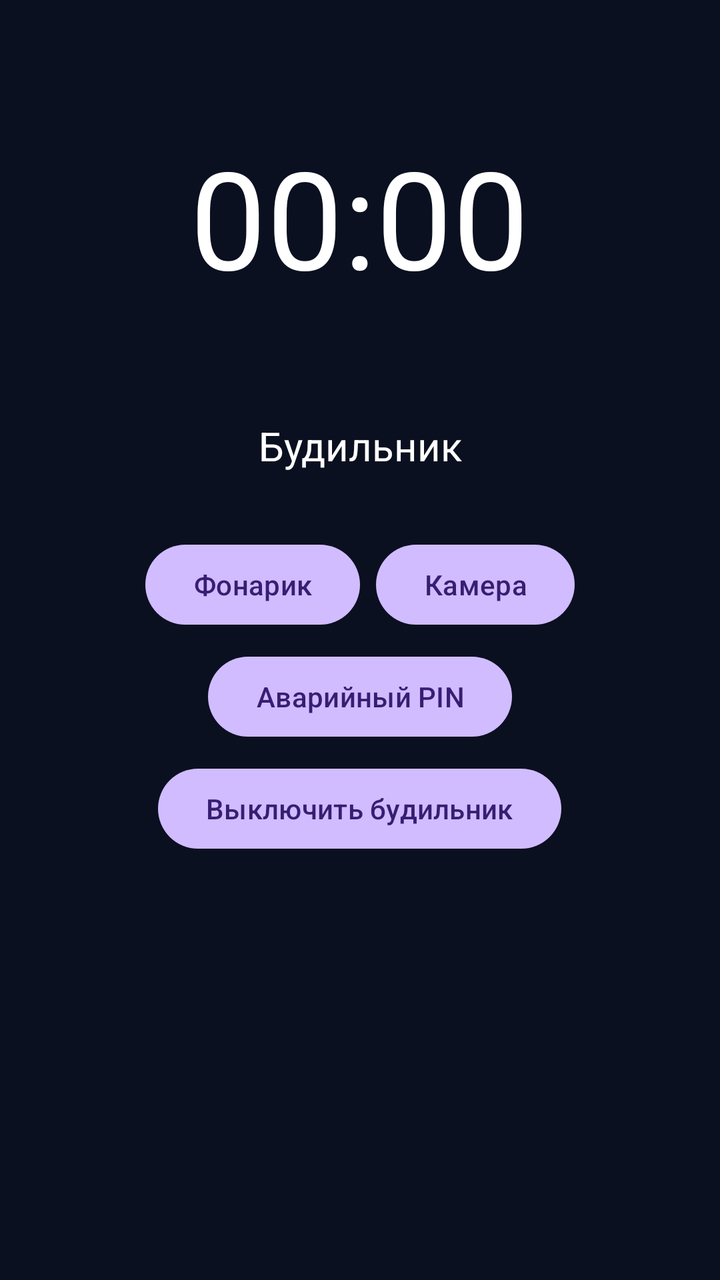
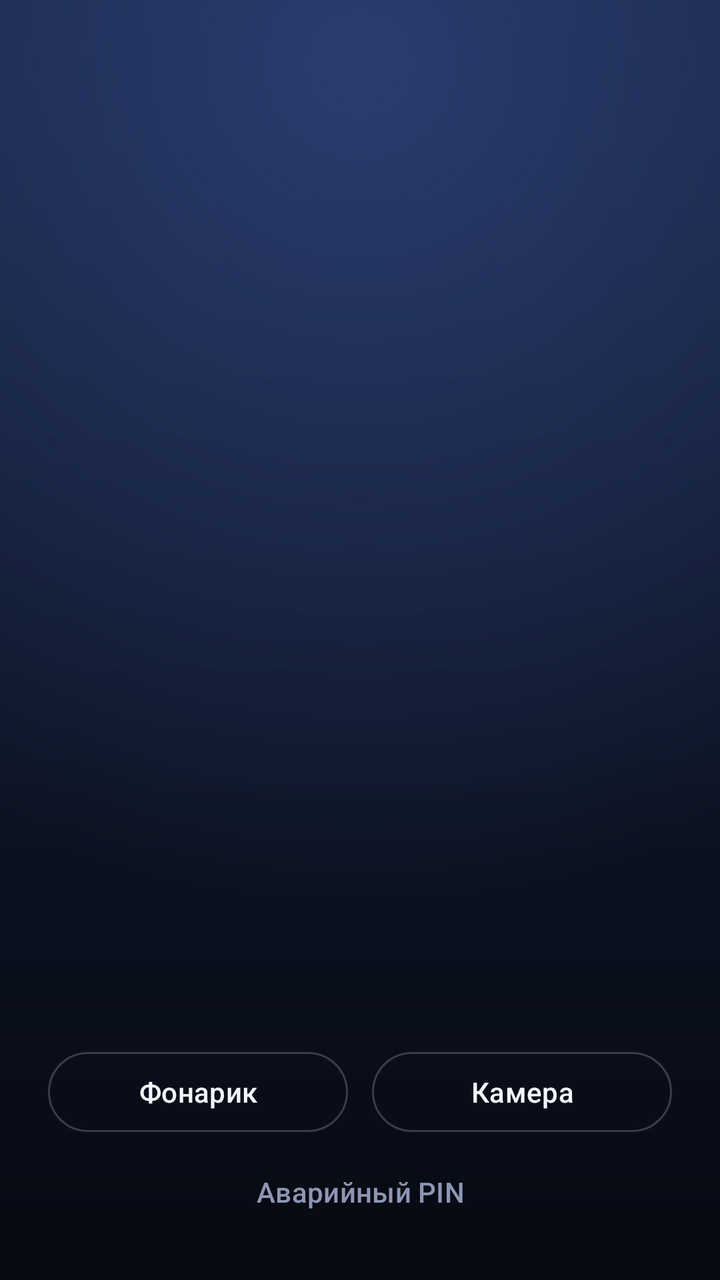

An Android layout rendered at two revisions. The XML below is the earlier revision; the diff shows what the commit changed to produce the second picture.
<!-- AndroidManifest.xml: activity theme Theme.AdvancedAlarm.Lock -->
<!-- res/layout/activity_lock.xml -->
<?xml version="1.0" encoding="utf-8"?>
<ScrollView xmlns:android="http://schemas.android.com/apk/res/android"
    android:layout_width="match_parent"
    android:layout_height="match_parent"
    android:background="@color/lock_background"
    android:fillViewport="true">

    <LinearLayout
        android:layout_width="match_parent"
        android:layout_height="wrap_content"
        android:gravity="center_horizontal"
        android:orientation="vertical"
        android:padding="24dp">

        <TextView
            android:id="@+id/clockText"
            style="@style/LockClock"
            android:layout_width="wrap_content"
            android:layout_height="wrap_content"
            android:layout_marginTop="48dp"
            android:text="00:00" />

        <TextView
            android:id="@+id/dateText"
            style="@style/LockDim"
            android:layout_width="wrap_content"
            android:layout_height="wrap_content"
            android:layout_marginTop="4dp" />

        <TextView
            android:id="@+id/statusText"
            style="@style/LockBody"
            android:layout_width="match_parent"
            android:layout_height="wrap_content"
            android:layout_marginTop="32dp"
            android:gravity="center"
            android:text="@string/lock_alarm" />

        <TextView
            android:id="@+id/countdownText"
            style="@style/LockClock"
            android:layout_width="wrap_content"
            android:layout_height="wrap_content"
            android:layout_marginTop="8dp"
            android:textSize="40sp"
            android:visibility="gone" />

        <LinearLayout
            android:layout_width="wrap_content"
            android:layout_height="wrap_content"
            android:layout_marginTop="32dp"
            android:orientation="horizontal">

            <Button
                android:id="@+id/torchButton"
                android:layout_width="wrap_content"
                android:layout_height="wrap_content"
                android:layout_marginEnd="8dp"
                android:text="@string/action_torch_on" />

            <Button
                android:id="@+id/cameraButton"
                android:layout_width="wrap_content"
                android:layout_height="wrap_content"
                android:text="@string/action_camera" />
        </LinearLayout>

        <Button
            android:id="@+id/emergencyButton"
            android:layout_width="wrap_content"
            android:layout_height="wrap_content"
            android:layout_marginTop="8dp"
            android:text="@string/action_emergency_pin" />

        <LinearLayout
            android:id="@+id/actionRow"
            android:layout_width="wrap_content"
            android:layout_height="wrap_content"
            android:layout_marginTop="8dp"
            android:orientation="horizontal">

            <Button
                android:id="@+id/stopButton"
                android:layout_width="wrap_content"
                android:layout_height="wrap_content"
                android:text="@string/action_stop_alarm" />

            <Button
                android:id="@+id/snoozeButton"
                android:layout_width="wrap_content"
                android:layout_height="wrap_content"
                android:layout_marginStart="8dp"
                android:text="@string/action_snooze_short"
                android:visibility="gone" />
        </LinearLayout>

        <LinearLayout
            android:id="@+id/quizContainer"
            android:layout_width="match_parent"
            android:layout_height="wrap_content"
            android:layout_marginTop="24dp"
            android:orientation="vertical"
            android:visibility="gone">

            <TextView
                android:id="@+id/quizProgress"
                style="@style/LockDim"
                android:layout_width="match_parent"
                android:layout_height="wrap_content"
                android:gravity="center" />

            <TextView
                android:id="@+id/quizProblem"
                style="@style/LockBody"
                android:layout_width="match_parent"
                android:layout_height="wrap_content"
                android:layout_marginTop="16dp"
                android:gravity="center"
                android:textSize="28sp" />

            <LinearLayout
                android:id="@+id/quizInputs"
                android:layout_width="match_parent"
                android:layout_height="wrap_content"
                android:layout_marginTop="12dp"
                android:orientation="vertical" />

            <Button
                android:id="@+id/quizCheckButton"
                android:layout_width="wrap_content"
                android:layout_height="wrap_content"
                android:layout_gravity="center_horizontal"
                android:layout_marginTop="16dp"
                android:text="@string/quiz_check" />

            <TextView
                android:id="@+id/quizHint"
                style="@style/LockDim"
                android:layout_width="match_parent"
                android:layout_height="wrap_content"
                android:gravity="center"
                android:layout_marginTop="8dp" />
        </LinearLayout>
    </LinearLayout>
</ScrollView>
<!-- resources referenced by this layout -->
<resources>
  <color name="lock_background">#0B1020</color>
  <string name="action_camera">Камера</string>
  <string name="action_emergency_pin">Аварийный PIN</string>
  <string name="action_snooze_short">Перенести</string>
  <string name="action_stop_alarm">Выключить будильник</string>
  <string name="action_torch_on">Фонарик</string>
  <string name="lock_alarm">Будильник</string>
  <string name="quiz_check">Проверить</string>
  <style name="LockBody">
          <item name="android:textSize">20sp</item>
          <item name="android:textColor">@color/lock_text</item>
      </style>
  <style name="LockClock">
          <item name="android:textSize">68sp</item>
          <item name="android:textColor">@color/lock_text</item>
          <item name="android:includeFontPadding">false</item>
      </style>
  <style name="LockDim">
          <item name="android:textSize">16sp</item>
          <item name="android:textColor">@color/lock_text_dim</item>
      </style>
  <style name="Theme.AdvancedAlarm.Lock" parent="Theme.Material3.Dark.NoActionBar">
          <item name="android:windowBackground">@color/lock_background</item>
          <item name="android:statusBarColor">@android:color/transparent</item>
          <item name="android:navigationBarColor">@android:color/transparent</item>
          <item name="android:windowShowWallpaper">false</item>
      </style>
  <color name="lock_text">#FFFFFFFF</color>
  <color name="lock_text_dim">#FF8892B0</color>
</resources>

<!-- the commit's change to res/layout/activity_lock.xml (unified diff, before → after) -->
@@ -1,145 +1,192 @@
 <?xml version="1.0" encoding="utf-8"?>
-<ScrollView xmlns:android="http://schemas.android.com/apk/res/android"
+<FrameLayout xmlns:android="http://schemas.android.com/apk/res/android"
+    xmlns:app="http://schemas.android.com/apk/res-auto"
+    android:id="@+id/root"
     android:layout_width="match_parent"
     android:layout_height="match_parent"
-    android:background="@color/lock_background"
-    android:fillViewport="true">
+    android:background="@drawable/bg_lock_gradient">
 
     <LinearLayout
         android:layout_width="match_parent"
-        android:layout_height="wrap_content"
+        android:layout_height="match_parent"
         android:gravity="center_horizontal"
         android:orientation="vertical"
-        android:padding="24dp">
+        android:paddingStart="24dp"
+        android:paddingTop="16dp"
+        android:paddingEnd="24dp"
+        android:paddingBottom="20dp">
 
-        <TextView
-            android:id="@+id/clockText"
-            style="@style/LockClock"
-            android:layout_width="wrap_content"
-            android:layout_height="wrap_content"
-            android:layout_marginTop="48dp"
-            android:text="00:00" />
+        <ScrollView
+            android:layout_width="match_parent"
+            android:layout_height="0dp"
+            android:layout_weight="1"
+            android:clipToPadding="false"
+            android:fillViewport="true"
+            android:scrollbars="none">
 
-        <TextView
-            android:id="@+id/dateText"
-            style="@style/LockDim"
-            android:layout_width="wrap_content"
-            android:layout_height="wrap_content"
-            android:layout_marginTop="4dp" />
+            <LinearLayout
+                android:layout_width="match_parent"
+                android:layout_height="wrap_content"
+                android:gravity="center_horizontal|center_vertical"
+                android:orientation="vertical"
+                android:paddingTop="24dp">
 
-        <TextView
-            android:id="@+id/statusText"
-            style="@style/LockBody"
+                <TextView
+                    android:id="@+id/clockText"
+                    style="@style/TextAppearance.AdvancedAlarm.LockClock"
+                    android:layout_width="wrap_content"
+                    android:layout_height="wrap_content" />
+
+                <TextView
+                    android:id="@+id/dateText"
+                    android:layout_width="wrap_content"
+                    android:layout_height="wrap_content"
+                    android:layout_marginTop="2dp"
+                    android:textAppearance="?attr/textAppearanceTitleMedium"
+                    android:textColor="@color/lock_text_dim" />
+
+                <TextView
+                    android:id="@+id/statusText"
+                    style="@style/TextAppearance.AdvancedAlarm.LockStatus"
+                    android:layout_width="wrap_content"
+                    android:layout_height="wrap_content"
+                    android:layout_marginTop="28dp"
+                    android:gravity="center" />
+
+                <TextView
+                    android:id="@+id/countdownText"
+                    android:layout_width="wrap_content"
+                    android:layout_height="wrap_content"
+                    android:layout_marginTop="6dp"
+                    android:textAppearance="?attr/textAppearanceBodyLarge"
+                    android:textColor="@color/lock_text_dim" />
+
+                <com.google.android.material.card.MaterialCardView
+                    android:id="@+id/quizContainer"
+                    android:layout_width="match_parent"
+                    android:layout_height="wrap_content"
+                    android:layout_marginTop="24dp"
+                    android:visibility="gone"
+                    app:cardBackgroundColor="@color/lock_surface"
+                    app:cardCornerRadius="24dp"
+                    app:cardElevation="0dp"
+                    app:strokeColor="#22FFFFFF"
+                    app:strokeWidth="1dp">
+
+                    <LinearLayout
+                        android:layout_width="match_parent"
+                        android:layout_height="wrap_content"
+                        android:orientation="vertical"
+                        android:padding="20dp">
+
+                        <TextView
+                            android:id="@+id/quizProgress"
+                            android:layout_width="wrap_content"
+                            android:layout_height="wrap_content"
+                            android:textAppearance="?attr/textAppearanceLabelLarge"
+                            android:textColor="@color/lock_text_dim" />
+
+                        <TextView
+                            android:id="@+id/quizProblem"
+                            android:layout_width="match_parent"
+                            android:layout_height="wrap_content"
+                            android:layout_marginTop="10dp"
+                            android:lineSpacingExtra="4dp"
+                            android:textAppearance="?attr/textAppearanceHeadlineSmall"
+                            android:textColor="@color/lock_text" />
+
+                        <LinearLayout
+                            android:id="@+id/quizInputs"
+                            android:layout_width="match_parent"
+                            android:layout_height="wrap_content"
+                            android:layout_marginTop="6dp"
+                            android:orientation="vertical" />
+
+                        <TextView
+                            android:id="@+id/quizHint"
+                            android:layout_width="wrap_content"
+                            android:layout_height="wrap_content"
+                            android:layout_marginTop="12dp"
+                            android:textAppearance="?attr/textAppearanceBodyMedium"
+                            android:textColor="@color/lock_accent" />
+
+                        <com.google.android.material.button.MaterialButton
+                            android:id="@+id/quizCheckButton"
+                            style="@style/Widget.Material3.Button"
+                            android:layout_width="match_parent"
+                            android:layout_height="54dp"
+                            android:layout_marginTop="16dp"
+                            android:text="@string/quiz_check"
+                            android:textAppearance="?attr/textAppearanceTitleMedium" />
+                    </LinearLayout>
+                </com.google.android.material.card.MaterialCardView>
+            </LinearLayout>
+        </ScrollView>
+
+        <LinearLayout
             android:layout_width="match_parent"
             android:layout_height="wrap_content"
-            android:layout_marginTop="32dp"
-            android:gravity="center"
-            android:text="@string/lock_alarm" />
-
-        <TextView
-            android:id="@+id/countdownText"
-            style="@style/LockClock"
-            android:layout_width="wrap_content"
-            android:layout_height="wrap_content"
-            android:layout_marginTop="8dp"
-            android:textSize="40sp"
-            android:visibility="gone" />
-
-        <LinearLayout
-            android:layout_width="wrap_content"
-            android:layout_height="wrap_content"
-            android:layout_marginTop="32dp"
+            android:layout_marginTop="12dp"
             android:orientation="horizontal">
 
-            <Button
+            <com.google.android.material.button.MaterialButton
                 android:id="@+id/torchButton"
-                android:layout_width="wrap_content"
-                android:layout_height="wrap_content"
-                android:layout_marginEnd="8dp"
-                android:text="@string/action_torch_on" />
+                style="@style/Widget.Material3.Button.OutlinedButton"
+                android:layout_width="0dp"
+                android:layout_height="48dp"
+                android:layout_marginEnd="6dp"
+                android:layout_weight="1"
+                android:text="@string/action_torch_on"
+                android:textColor="@color/lock_text"
+                app:strokeColor="#33FFFFFF" />
 
-            <Button
+            <com.google.android.material.button.MaterialButton
                 android:id="@+id/cameraButton"
-                android:layout_width="wrap_content"
-                android:layout_height="wrap_content"
-                android:text="@string/action_camera" />
+                style="@style/Widget.Material3.Button.OutlinedButton"
+                android:layout_width="0dp"
+                android:layout_height="48dp"
+                android:layout_marginStart="6dp"
+                android:layout_weight="1"
+                android:text="@string/action_camera"
+                android:textColor="@color/lock_text"
+                app:strokeColor="#33FFFFFF" />
         </LinearLayout>
-
-        <Button
-            android:id="@+id/emergencyButton"
-            android:layout_width="wrap_content"
-            android:layout_height="wrap_content"
-            android:layout_marginTop="8dp"
-            android:text="@string/action_emergency_pin" />
 
         <LinearLayout
             android:id="@+id/actionRow"
+            android:layout_width="match_parent"
+            android:layout_height="wrap_content"
+            android:layout_marginTop="10dp"
+            android:orientation="horizontal"
+            android:visibility="gone">
+
+            <com.google.android.material.button.MaterialButton
+                android:id="@+id/stopButton"
+                style="@style/Widget.Material3.Button"
+                android:layout_width="0dp"
+                android:layout_height="62dp"
+                android:layout_weight="1"
+                android:text="@string/action_stop_alarm"
+                android:textAppearance="?attr/textAppearanceTitleMedium" />
+
+            <com.google.android.material.button.MaterialButton
+                android:id="@+id/snoozeButton"
+                style="@style/Widget.Material3.Button.TonalButton"
+                android:layout_width="0dp"
+                android:layout_height="62dp"
+                android:layout_marginStart="12dp"
+                android:layout_weight="1"
+                android:text="@string/action_snooze_short"
+                android:textAppearance="?attr/textAppearanceTitleMedium" />
+        </LinearLayout>
+
+        <com.google.android.material.button.MaterialButton
+            android:id="@+id/emergencyButton"
+            style="@style/Widget.Material3.Button.TextButton"
             android:layout_width="wrap_content"
             android:layout_height="wrap_content"
-            android:layout_marginTop="8dp"
-            android:orientation="horizontal">
-
-            <Button
-                android:id="@+id/stopButton"
-                android:layout_width="wrap_content"
-                android:layout_height="wrap_content"
-                android:text="@string/action_stop_alarm" />
-
-            <Button
-                android:id="@+id/snoozeButton"
-                android:layout_width="wrap_content"
-                android:layout_height="wrap_content"
-                android:layout_marginStart="8dp"
-                android:text="@string/action_snooze_short"
-                android:visibility="gone" />
-        </LinearLayout>
-
-        <LinearLayout
-            android:id="@+id/quizContainer"
-            android:layout_width="match_parent"
-            android:layout_height="wrap_content"
-            android:layout_marginTop="24dp"
-            android:orientation="vertical"
-            android:visibility="gone">
-
-            <TextView
-                android:id="@+id/quizProgress"
-                style="@style/LockDim"
-                android:layout_width="match_parent"
-                android:layout_height="wrap_content"
-                android:gravity="center" />
-
-            <TextView
-                android:id="@+id/quizProblem"
-                style="@style/LockBody"
-                android:layout_width="match_parent"
-                android:layout_height="wrap_content"
-                android:layout_marginTop="16dp"
-                android:gravity="center"
-                android:textSize="28sp" />
-
-            <LinearLayout
-                android:id="@+id/quizInputs"
-                android:layout_width="match_parent"
-                android:layout_height="wrap_content"
-                android:layout_marginTop="12dp"
-                android:orientation="vertical" />
-
-            <Button
-                android:id="@+id/quizCheckButton"
-                android:layout_width="wrap_content"
-                android:layout_height="wrap_content"
-                android:layout_gravity="center_horizontal"
-                android:layout_marginTop="16dp"
-                android:text="@string/quiz_check" />
-
-            <TextView
-                android:id="@+id/quizHint"
-                style="@style/LockDim"
-                android:layout_width="match_parent"
-                android:layout_height="wrap_content"
-                android:gravity="center"
-                android:layout_marginTop="8dp" />
-        </LinearLayout>
+            android:layout_marginTop="2dp"
+            android:text="@string/action_emergency_pin"
+            android:textColor="@color/lock_text_dim" />
     </LinearLayout>
-</ScrollView>
+</FrameLayout>
<!-- resource entries referenced after the edit -->
@@ -1,33 +1,73 @@
 <!-- resources referenced by this layout -->
 <resources>
-  <color name="lock_background">#0B1020</color>
+  <color name="lock_accent">#8FA8FF</color>
+  <color name="lock_surface">#151B2B</color>
+  <color name="lock_background">#070A12</color>
+  <color name="lock_background_glow">#2A3C6E</color>
+  <color name="lock_surface_high">#232C44</color>
+  <color name="lock_error">#FF8A8A</color>
   <string name="action_camera">Камера</string>
   <string name="action_emergency_pin">Аварийный PIN</string>
   <string name="action_snooze_short">Перенести</string>
   <string name="action_stop_alarm">Выключить будильник</string>
   <string name="action_torch_on">Фонарик</string>
-  <string name="lock_alarm">Будильник</string>
   <string name="quiz_check">Проверить</string>
-  <style name="LockBody">
-          <item name="android:textSize">20sp</item>
-          <item name="android:textColor">@color/lock_text</item>
-      </style>
-  <style name="LockClock">
-          <item name="android:textSize">68sp</item>
+  <style name="TextAppearance.AdvancedAlarm.LockClock" parent="TextAppearance.Material3.DisplayLarge">
+          <item name="android:textSize">84sp</item>
           <item name="android:textColor">@color/lock_text</item>
           <item name="android:includeFontPadding">false</item>
+          <item name="android:fontFeatureSettings">tnum</item>
+          <item name="android:letterSpacing">-0.04</item>
       </style>
-  <style name="LockDim">
-          <item name="android:textSize">16sp</item>
-          <item name="android:textColor">@color/lock_text_dim</item>
+  <style name="TextAppearance.AdvancedAlarm.LockStatus" parent="TextAppearance.Material3.LabelLarge">
+          <item name="android:textColor">@color/lock_accent</item>
+          <item name="android:letterSpacing">0.12</item>
+          <item name="android:textAllCaps">true</item>
       </style>
   <style name="Theme.AdvancedAlarm.Lock" parent="Theme.Material3.Dark.NoActionBar">
-          <item name="android:windowBackground">@color/lock_background</item>
+          <item name="colorPrimary">@color/lock_accent</item>
+          <item name="colorOnPrimary">@color/lock_background</item>
+          <item name="colorPrimaryContainer">@color/lock_surface</item>
+          <item name="colorOnPrimaryContainer">@color/lock_text</item>
+          <item name="colorSurface">@color/lock_surface</item>
+          <item name="colorOnSurface">@color/lock_text</item>
+          <item name="colorSurfaceVariant">@color/lock_surface</item>
+          <item name="colorOnSurfaceVariant">@color/lock_text_dim</item>
+          <item name="colorSecondaryContainer">@color/lock_surface_high</item>
+          <item name="colorOnSecondaryContainer">@color/lock_text</item>
+          <item name="colorOutline">@color/lock_text_dim</item>
+          <item name="colorError">@color/lock_error</item>
+          <item name="android:windowBackground">@drawable/bg_lock_gradient</item>
           <item name="android:statusBarColor">@android:color/transparent</item>
           <item name="android:navigationBarColor">@android:color/transparent</item>
           <item name="android:windowShowWallpaper">false</item>
+          <item name="android:windowLightStatusBar">false</item>
       </style>
-  <color name="lock_text">#FFFFFFFF</color>
-  <color name="lock_text_dim">#FF8892B0</color>
+  <color name="lock_text">#F4F6FF</color>
+  <color name="lock_text_dim">#8D96B3</color>
+  <!-- drawable bg_lock_gradient (drawable) -->
+  <?xml version="1.0" encoding="utf-8"?>
+  <layer-list xmlns:android="http://schemas.android.com/apk/res/android">
+      <item>
+          <shape android:shape="rectangle">
+              <gradient
+                  android:angle="270"
+                  android:endColor="@color/lock_background"
+                  android:startColor="#13203D"
+                  android:type="linear" />
+          </shape>
+      </item>
+      <item android:gravity="top">
+          <shape android:shape="rectangle">
+              <gradient
+                  android:centerX="0.5"
+                  android:centerY="0.05"
+                  android:endColor="#00000000"
+                  android:gradientRadius="420dp"
+                  android:startColor="@color/lock_background_glow"
+                  android:type="radial" />
+          </shape>
+      </item>
+  </layer-list>
 </resources>
 
